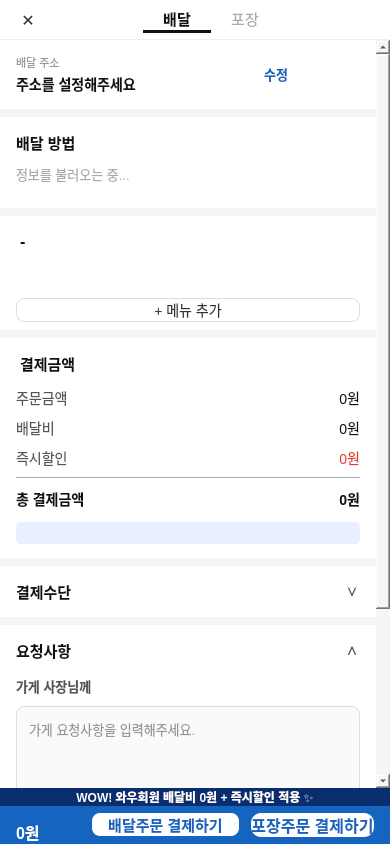
The window that clients/customer_qt/client/cartwidget.ui (taehyunny/its_bedalyo) describes before a commit, drawn with Qt 5.
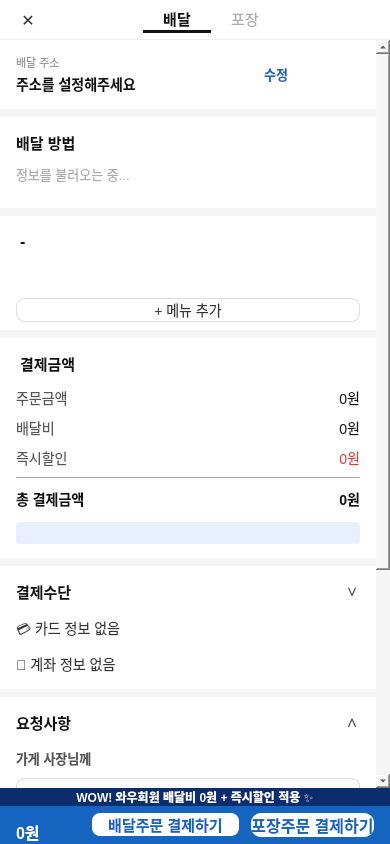
The same window after the commit.

```diff
--- a/clients/customer_qt/client/cartwidget.ui
+++ b/clients/customer_qt/client/cartwidget.ui
@@ -312,12 +312,28 @@
            <item>
             <widget class="QWidget" name="paymentSection">
              <property name="styleSheet"><string notr="true">background:#ffffff;</string></property>
-             <layout class="QHBoxLayout" name="paymentSectionLayout">
+             <layout class="QVBoxLayout" name="paymentSectionLayout">
+              <property name="leftMargin"><number>0</number></property><property name="topMargin"><number>0</number></property><property name="rightMargin"><number>0</number></property><property name="bottomMargin"><number>0</number></property><property name="spacing"><number>0</number></property>
+              <item>
+               <layout class="QHBoxLayout" name="paymentHeaderLayout">
               <property name="leftMargin"><number>16</number></property><property name="topMargin"><number>14</number></property><property name="rightMargin"><number>16</number></property><property name="bottomMargin"><number>14</number></property><property name="spacing"><number>0</number></property>
               <item><widget class="QLabel" name="lblPaymentTitle"><property name="text"><string>결제수단</string></property><property name="styleSheet"><string notr="true">font-size:15px;font-weight:bold;color:#111111;</string></property></widget></item>
               <item><spacer><property name="orientation"><enum>Qt::Horizontal</enum></property><property name="sizeHint" stdset="0"><size><width>40</width><height>20</height></size></property></spacer></item>
               <item><widget class="QPushButton" name="btnPaymentExpand"><property name="text"><string>∨</string></property><property name="styleSheet"><string notr="true">QPushButton{background:transparent;border:none;font-size:16px;color:#555;}</string></property></widget></item>
              </layout>
+              </item>
+              <item>
+               <widget class="QWidget" name="paymentBody">
+                <property name="visible"><bool>false</bool></property>
+                <property name="styleSheet"><string notr="true">background:#ffffff;</string></property>
+                <layout class="QVBoxLayout" name="paymentBodyLayout">
+                 <property name="leftMargin"><number>16</number></property><property name="topMargin"><number>0</number></property><property name="rightMargin"><number>16</number></property><property name="bottomMargin"><number>14</number></property><property name="spacing"><number>10</number></property>
+                 <item><widget class="QLabel" name="lblCardNumber"><property name="text"><string>💳 카드 정보 없음</string></property><property name="styleSheet"><string notr="true">font-size:14px;color:#333333;</string></property></widget></item>
+                 <item><widget class="QLabel" name="lblAccountNumber"><property name="text"><string>🏦 계좌 정보 없음</string></property><property name="styleSheet"><string notr="true">font-size:14px;color:#333333;</string></property></widget></item>
+                </layout>
+               </widget>
+              </item>
+             </layout>
             </widget>
            </item>
 
```
Left out of the diff: 18 changed lines with no effect on the pictures. Lines whose indentation alone changed are shown as unchanged.
